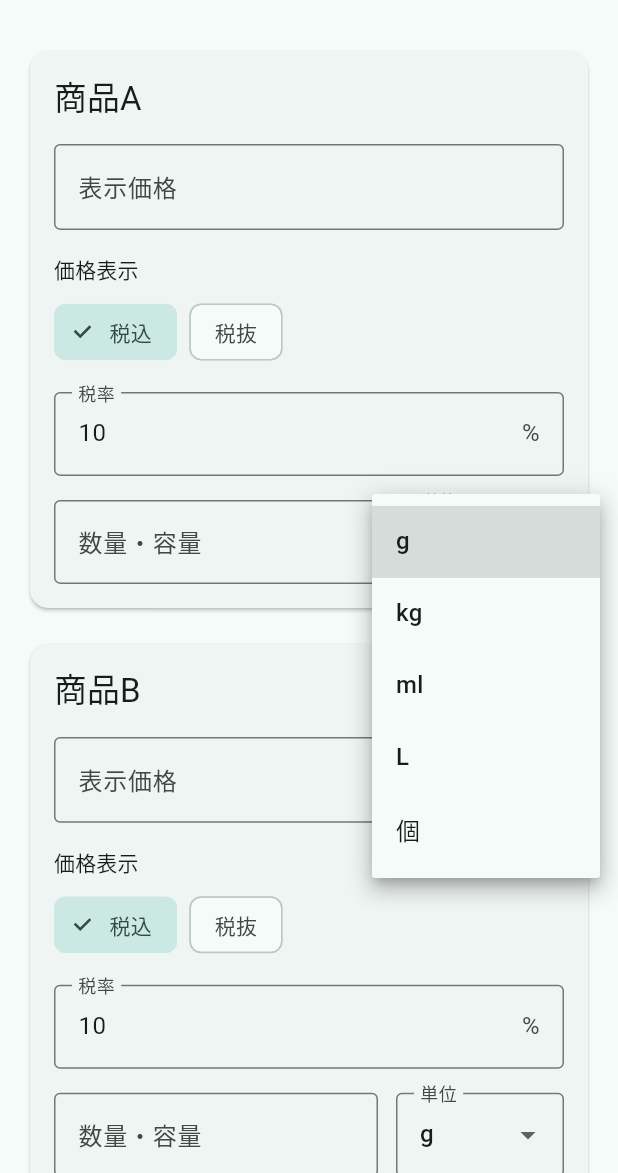
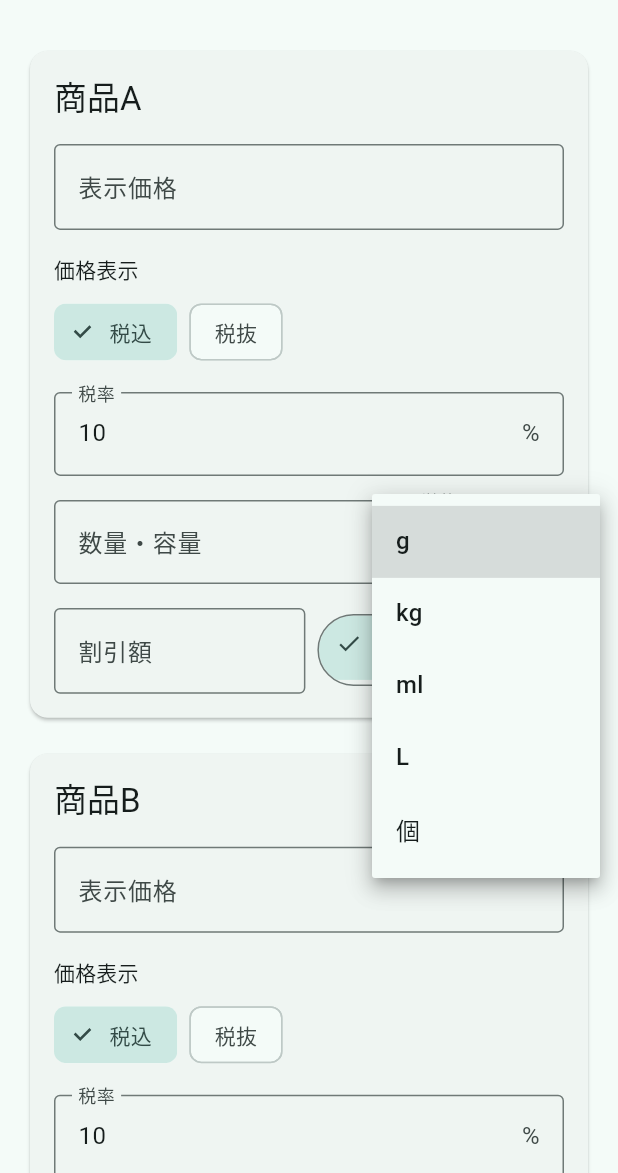
Before and after one commit to kaenozu/price-compare, a Flutter app: the screen it shows after launch, after a tap on an icon or button, on a phone screen of 412 x 824 dp, the part 63-1236 px from its top. Run offline on Flutter 3.47's test engine with Material 3 defaults, Android fonts, the phone set to English and light mode, and no system bars; our stand-ins replace flutter_riverpod.

Commit message:
feat: add per-product discount field with fixed/percent toggle (#11)
Co-authored-by: github-actions[bot] <github-actions[bot]@users.noreply.github.com>

```diff
--- a/flutter_app/lib/providers/price_compare_provider.dart
+++ b/flutter_app/lib/providers/price_compare_provider.dart
@@ -15,6 +15,8 @@ class ProductInput {
   final String taxRatePercent;
   final String quantity;
   final ComparisonUnit unit;
+  final String discountValue;
+  final bool discountIsPercent;
 
   const ProductInput({
     this.displayedPrice = '',
@@ -22,6 +24,8 @@ class ProductInput {
     this.taxRatePercent = '10',
     this.quantity = '',
     this.unit = ComparisonUnit.gram,
+    this.discountValue = '',
+    this.discountIsPercent = false,
   });
 
   ProductInput copyWith({
@@ -30,6 +34,8 @@ class ProductInput {
     String? taxRatePercent,
     String? quantity,
     ComparisonUnit? unit,
+    String? discountValue,
+    bool? discountIsPercent,
   }) =>
       ProductInput(
         displayedPrice: displayedPrice ?? this.displayedPrice,
@@ -37,6 +43,8 @@ class ProductInput {
         taxRatePercent: taxRatePercent ?? this.taxRatePercent,
         quantity: quantity ?? this.quantity,
         unit: unit ?? this.unit,
+        discountValue: discountValue ?? this.discountValue,
+        discountIsPercent: discountIsPercent ?? this.discountIsPercent,
       );
 }
 
@@ -137,6 +145,20 @@ class PriceCompareNotifier extends StateNotifier<PriceCompareState> {
     );
   }
 
+  List<Discount> _parseDiscounts(ProductInput input) {
+    final value = input.discountValue.trim();
+    if (value.isEmpty) return const [];
+    final amount = Decimal(value);
+    if (amount <= Decimal.zero) return const [];
+    if (input.discountIsPercent) {
+      if (amount > Decimal('100')) {
+        throw ArgumentError('割引率は100%以下で入力してください');
+      }
+      return [PercentageDiscount(amount / Decimal('100'))];
+    }
+    return [FixedAmountDiscount(Money(amount))];
+  }
+
   Offer _toOffer(String name, ProductInput input) {
     final price = Decimal(input.displayedPrice);
     final quantity = Decimal(input.quantity);
@@ -158,6 +180,7 @@ class PriceCompareNotifier extends StateNotifier<PriceCompareState> {
       taxMode: input.taxMode,
       taxRate: taxRatePercent / Decimal('100'),
       quantity: Quantity(value: quantity, unit: input.unit),
+      discounts: _parseDiscounts(input),
     );
   }
 
--- a/flutter_app/lib/ui/input_screen.dart
+++ b/flutter_app/lib/ui/input_screen.dart
@@ -194,6 +194,44 @@ class _ProductInputCard extends StatelessWidget {
                 ),
               ],
             ),
+            const SizedBox(height: 16),
+            Row(
+              crossAxisAlignment: CrossAxisAlignment.start,
+              children: [
+                Expanded(
+                  child: TextFormField(
+                    initialValue: input.discountValue,
+                    decoration: InputDecoration(
+                      labelText: input.discountIsPercent ? '割引率' : '割引額',
+                      suffixText: input.discountIsPercent ? '%' : '円',
+                      border: const OutlineInputBorder(),
+                    ),
+                    keyboardType: const TextInputType.numberWithOptions(
+                      decimal: true,
+                    ),
+                    onChanged: (value) =>
+                        onChanged(input.copyWith(discountValue: value)),
+                  ),
+                ),
+                const SizedBox(width: 8),
+                SizedBox(
+                  height: 56,
+                  child: SegmentedButton<bool>(
+                    segments: const [
+                      ButtonSegment(value: false, label: Text('定額')),
+                      ButtonSegment(value: true, label: Text('％')),
+                    ],
+                    selected: {input.discountIsPercent},
+                    onSelectionChanged: (selected) => onChanged(
+                      input.copyWith(
+                        discountIsPercent: selected.first,
+                        discountValue: '',
+                      ),
+                    ),
+                  ),
+                ),
+              ],
+            ),
           ],
         ),
       ),
```
Also changed, not shown: 1 other file.
